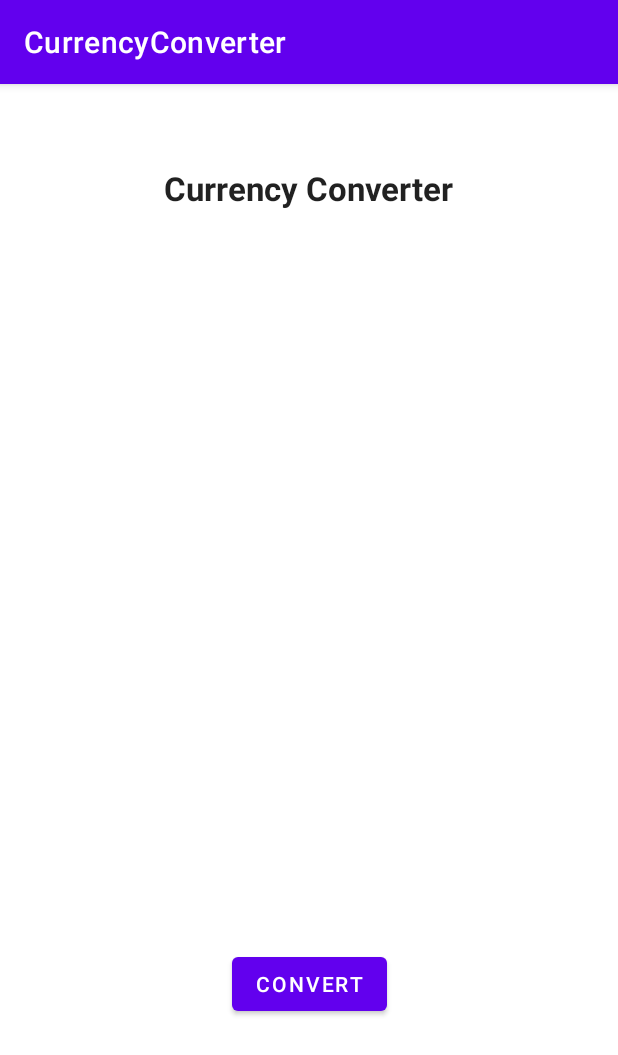
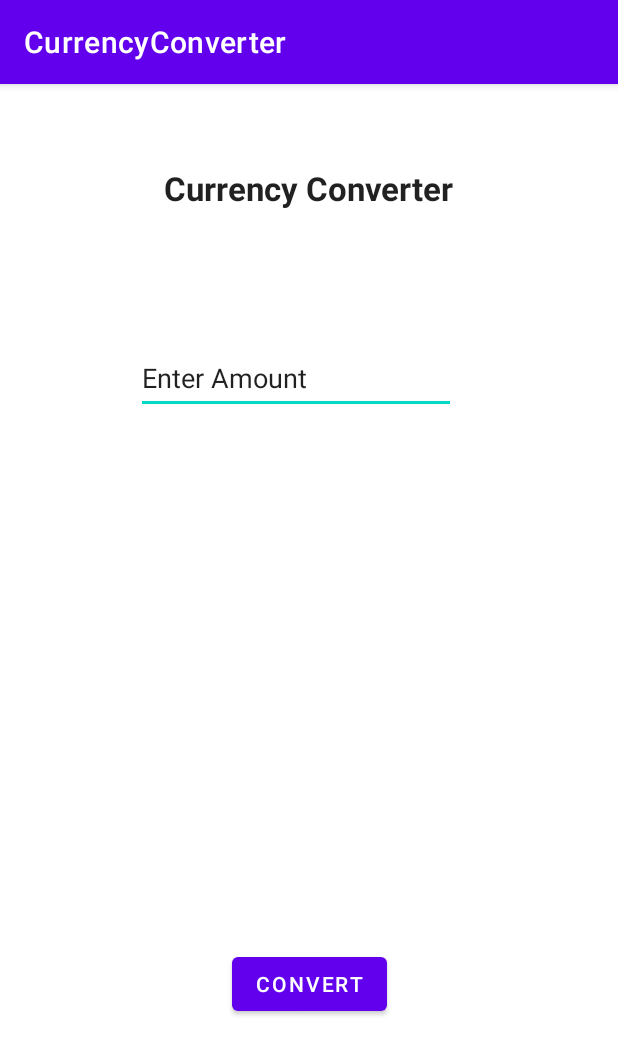
Before and after one commit to ElieBadari/Currency-Converter, an Android app: the screen it shows after launch (MainActivity), on a phone screen of 412 x 824 dp. Shown: the top 1055 px of the screen. Run offline under Robolectric (Android 15) with nearby library versions, the light colour scheme and no system bars.

Commit message:
added Text type Number

```diff
--- a/app/src/main/res/layout/activity_main.xml
+++ b/app/src/main/res/layout/activity_main.xml
@@ -32,4 +32,20 @@
         app:layout_constraintTop_toTopOf="parent"
         app:layout_constraintVertical_bias="0.8" />
 
+    <EditText
+        android:id="@+id/editTextNumber"
+        android:layout_width="wrap_content"
+        android:layout_height="wrap_content"
+        android:ems="10"
+        android:inputType="number"
+        android:minHeight="48dp"
+        android:text="@string/enter_amount"
+        app:layout_constraintBottom_toBottomOf="parent"
+        app:layout_constraintEnd_toEndOf="parent"
+        app:layout_constraintHorizontal_bias="0.457"
+        app:layout_constraintStart_toStartOf="parent"
+        app:layout_constraintTop_toTopOf="parent"
+        app:layout_constraintVertical_bias="0.239"
+        android:autofillHints="" />
+
 </androidx.constraintlayout.widget.ConstraintLayout>
--- a/app/src/main/res/values/strings.xml
+++ b/app/src/main/res/values/strings.xml
@@ -2,4 +2,5 @@
     <string name="app_name">CurrencyConverter</string>
     <string name="currency_converter">Currency Converter</string>
     <string name="convert">Convert</string>
+    <string name="enter_amount">Enter Amount</string>
 </resources>
```
